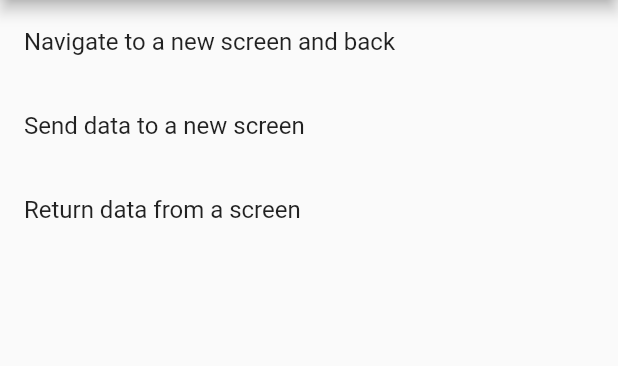
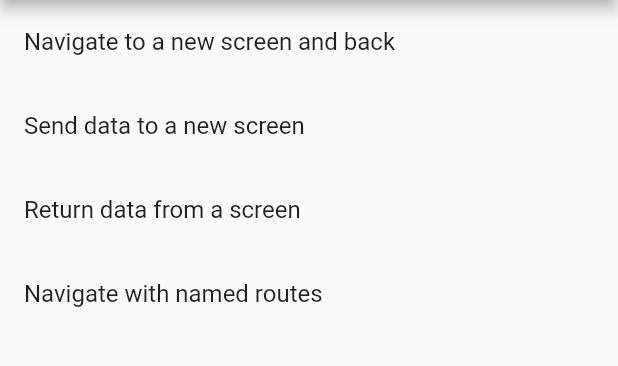
Before and after one commit to nhamada/flutter_examples, a Flutter app: the screen it shows after launch, on a phone screen of 412 x 824 dp, the part 84-450 px from its top. Run offline on Flutter 3.47's test engine with Material 2 defaults, Android fonts, the phone set to English and light mode, and no system bars.

Commit message:
Add named routes example

```diff
--- a/navigator_examples/lib/main.dart
+++ b/navigator_examples/lib/main.dart
@@ -3,6 +3,9 @@ import 'package:flutter/material.dart';
 import 'package:navigator_examples/new_screen_and_back/first.dart';
 import 'package:navigator_examples/send_data/list_screen.dart';
 import 'package:navigator_examples/return_data/back_screen.dart';
+
+import 'package:navigator_examples/named_route/source.dart';
+import 'package:navigator_examples/named_route/destination.dart';
 
 void main() => runApp(new MyApp());
 
@@ -15,7 +18,12 @@ class MyApp extends StatelessWidget {
       theme: new ThemeData(
         primarySwatch: Colors.blue,
       ),
-      home: new NavigationDemoHomePage(title: 'Navigation Demo'),
+      initialRoute: '/',
+      routes: {
+        '/': (context) => new NavigationDemoHomePage(title: 'Navigation Demo'),
+        '/source': (context) => new RoutingSourceScreen(),
+        '/destination': (context) => new RoutingDestinationScreen(),
+      },
     );
   }
 }
@@ -40,6 +48,7 @@ enum _NavigationDemo {
   newScreenAndBack,
   sendData,
   returnData,
+  namedRoutes,
 }
 
 String _demoName(_NavigationDemo demo) {
@@ -50,6 +59,8 @@ String _demoName(_NavigationDemo demo) {
       return 'Send data to a new screen';
     case _NavigationDemo.returnData:
       return 'Return data from a screen';
+    case _NavigationDemo.namedRoutes:
+      return 'Navigate with named routes';
     default:
       return 'Unknown';
   }
@@ -61,6 +72,7 @@ class _NavigationDemoListWidget extends StatelessWidget {
     _NavigationDemo.newScreenAndBack,
     _NavigationDemo.sendData,
     _NavigationDemo.returnData,
+    _NavigationDemo.namedRoutes,
   ];
 
   @override
@@ -96,6 +108,9 @@ class _NavigationDemoListWidget extends StatelessWidget {
           new MaterialPageRoute(builder: (context) => new BackScreen())
         );
         break;
+      case _NavigationDemo.namedRoutes:
+        Navigator.pushNamed(context, '/source');
+        break;
     }
   }
 }
```
Also changed, not shown: navigator_examples/lib/named_route/destination.dart (added, +18 -0 lines), navigator_examples/lib/named_route/source.dart (added, +18 -0 lines), 1 other file.
